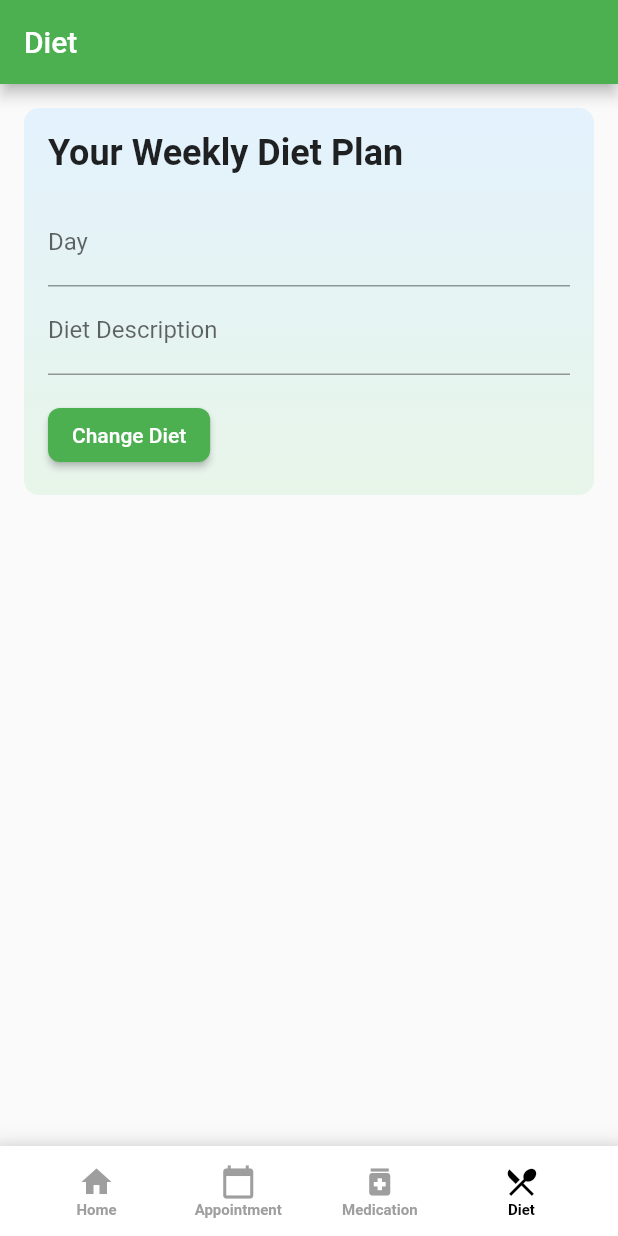
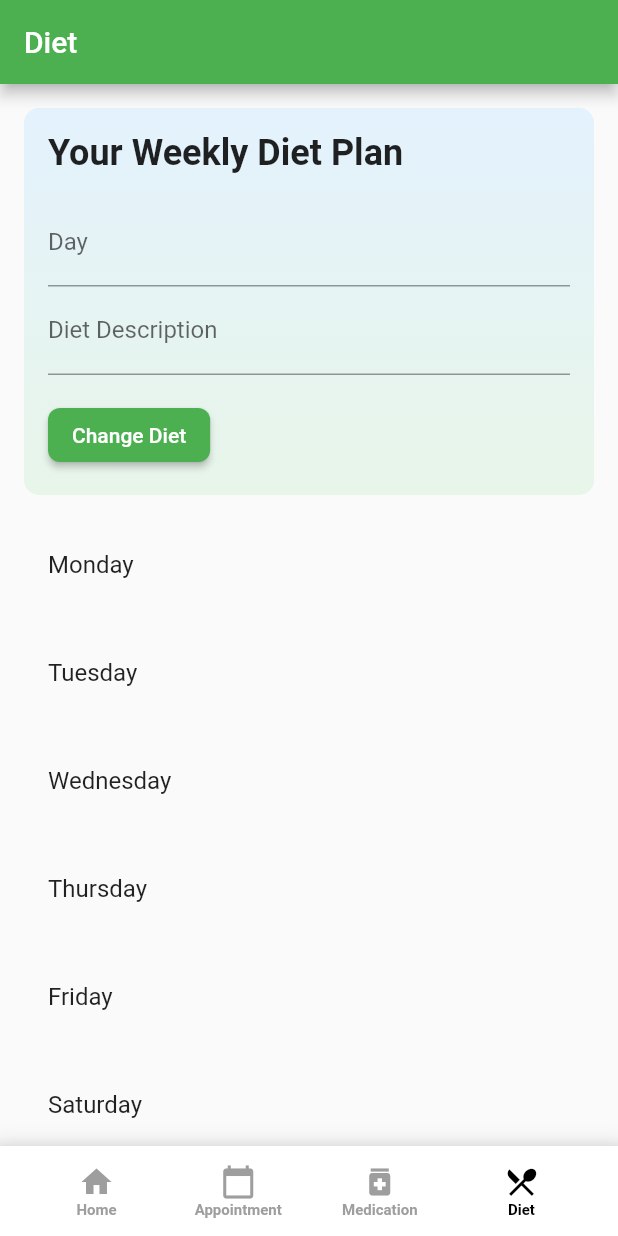
Before and after one commit to navaneethkulal8/hacktofuturehealthcare, a Flutter app: the screen it shows after launch, item 4 of the bottom bar chosen, on a phone screen of 412 x 824 dp. Run offline on Flutter 3.47's test engine with Material 2 defaults, Android fonts, the light colour scheme and no system bars; our stand-ins replace firebase_auth; accounts and stored records are empty.

Commit message:
ui improvement diet page

```diff
--- a/lib/pages/profilepage.dart
+++ b/lib/pages/profilepage.dart
@@ -53,6 +53,8 @@ class _ProfilePageState extends State<ProfilePage> {
             crossAxisAlignment: CrossAxisAlignment.start,
             children: [
               _buildDietContainer(),
+              const SizedBox(height: 20),
+              _buildDayTiles(),
             ],
           ),
         ),
@@ -120,4 +122,21 @@ class _ProfilePageState extends State<ProfilePage> {
       ),
     );
   }
+
+  Widget _buildDayTiles() {
+    return Column(
+      crossAxisAlignment: CrossAxisAlignment.start,
+      children: days.map((day) {
+        return ListTile(
+          title: Text(day),
+          subtitle: Text(day == selectedDay ? selectedSubtitle : ''),
+          onTap: () {
+            setState(() {
+              selectedDay = day;
+            });
+          },
+        );
+      }).toList(),
+    );
+  }
 }
```
